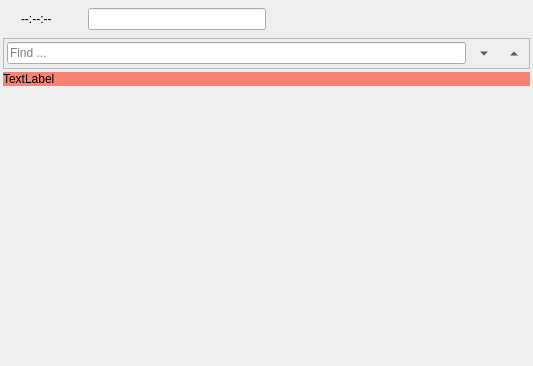
The window that src/mainwindow.ui (Quick-Event/startertool) describes before a commit, drawn with Qt 5.
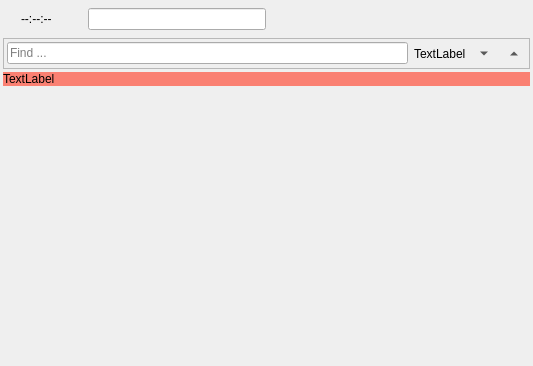
The same window after the commit. Icons and pictures are not drawn.

Commit message: Fulltext find implemented

The edit to the form file:
```diff
--- a/src/mainwindow.ui
+++ b/src/mainwindow.ui
@@ -184,7 +184,14 @@
         </widget>
        </item>
        <item>
-        <widget class="QToolButton" name="toolButton">
+        <widget class="QLabel" name="lblFind">
+         <property name="text">
+          <string>TextLabel</string>
+         </property>
+        </widget>
+       </item>
+       <item>
+        <widget class="QToolButton" name="btFindNext">
          <property name="text">
           <string>PushButton</string>
          </property>
```
Left out of the diff: 2 changed lines with no effect on the pictures. The commit also changes 7 other files.
